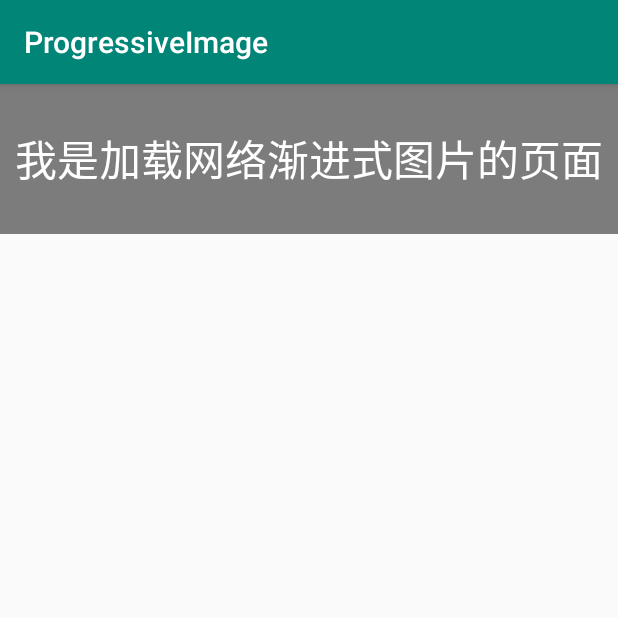
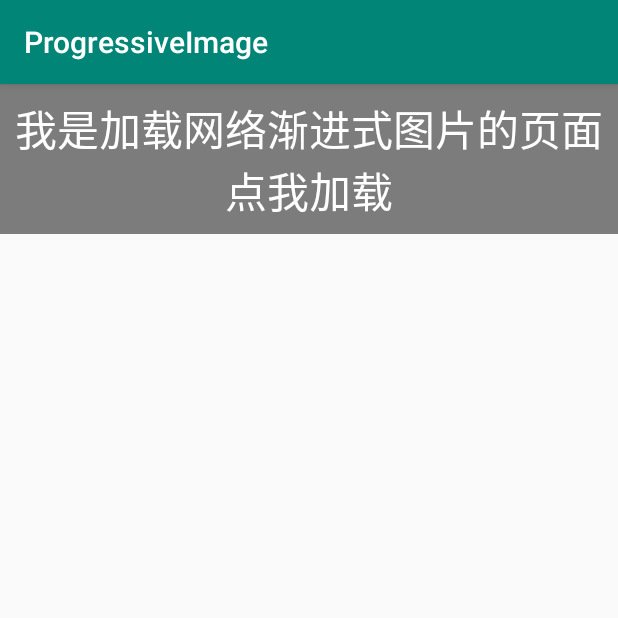
Before and after one commit to YeJiashen/Study, an Android app: the screen it shows after launch (NetActivity before the commit, NetProgressiveActivity after it), after a tap on "网络图片渐进加载", on a phone screen of 412 x 824 dp, the top half of it. Run offline under Robolectric (Android 15) with nearby library versions, the phone set to English and light mode, and no system bars.

Commit message:
代码优化

```diff
--- a/ProgressiveImage/app/build.gradle
+++ b/ProgressiveImage/app/build.gradle
@@ -1,11 +1,11 @@
 apply plugin: 'com.android.application'
 
 android {
-    compileSdkVersion 26
+    compileSdkVersion 28
     defaultConfig {
         applicationId "com.jayson.progressive"
         minSdkVersion 23
-        targetSdkVersion 26
+        targetSdkVersion 28
         versionCode 1
         versionName "1.0"
     }
@@ -23,5 +23,5 @@ android {
 
 dependencies {
     implementation fileTree(include: ['*.jar'], dir: 'libs')
-    implementation 'com.android.support:appcompat-v7:26.1.0'
+    implementation 'com.android.support:appcompat-v7:28.0.0'
 }
--- a/ProgressiveImage/app/src/main/AndroidManifest.xml
+++ b/ProgressiveImage/app/src/main/AndroidManifest.xml
@@ -10,8 +10,8 @@
         android:roundIcon="@mipmap/ic_launcher_round"
         android:supportsRtl="true"
         android:theme="@style/AppTheme">
-        <activity android:name=".activity.NetActivity" />
-        <activity android:name=".activity.LocalActivity" />
+        <activity android:name=".activity.NetProgressiveActivity" />
+        <activity android:name=".activity.LocalProgressiveActivity" />
         <activity android:name=".activity.MainActivity">
             <intent-filter>
                 <action android:name="android.intent.action.MAIN" />
--- a/ProgressiveImage/app/src/main/java/com/jayson/progressive/App.java
+++ b/ProgressiveImage/app/src/main/java/com/jayson/progressive/App.java
@@ -2,6 +2,9 @@ package com.jayson.progressive;
 
 import android.app.Application;
 import android.content.Context;
+
+import java.util.concurrent.ExecutorService;
+import java.util.concurrent.Executors;
 
 /**
  * @author Ye Jiashen
@@ -14,6 +17,11 @@ public class App extends Application {
      */
     private static Context ctx;
 
+    /**
+     * 全局线程池
+     */
+    private static ExecutorService es = Executors.newFixedThreadPool(1);
+
     @Override
     public void onCreate() {
         super.onCreate();
@@ -23,4 +31,8 @@ public class App extends Application {
     public static Context globalContext() {
         return ctx;
     }
+
+    public static ExecutorService getEs() {
+        return es;
+    }
 }
--- a/ProgressiveImage/app/src/main/java/com/jayson/progressive/activity/MainActivity.java
+++ b/ProgressiveImage/app/src/main/java/com/jayson/progressive/activity/MainActivity.java
@@ -18,19 +18,19 @@ public class MainActivity extends AppCompatActivity implements View.OnClickListe
     protected void onCreate(Bundle savedInstanceState) {
         super.onCreate(savedInstanceState);
         setContentView(R.layout.activity_main);
-        findViewById(R.id.local_img_button).setOnClickListener(this);
-        findViewById(R.id.net_img_button).setOnClickListener(this);
+        findViewById(R.id.local_progressive_img_button).setOnClickListener(this);
+        findViewById(R.id.net_progressive_img_button).setOnClickListener(this);
     }
 
     @Override
     public void onClick(View view) {
         Intent i = new Intent();
         switch (view.getId()) {
-            case R.id.local_img_button:
-                i.setClass(this, LocalActivity.class);
+            case R.id.local_progressive_img_button:
+                i.setClass(this, LocalProgressiveActivity.class);
                 break;
-            case R.id.net_img_button:
-                i.setClass(this, NetActivity.class);
+            case R.id.net_progressive_img_button:
+                i.setClass(this, NetProgressiveActivity.class);
                 break;
             default:
                 break;
--- a/ProgressiveImage/app/src/main/java/com/jayson/progressive/activity/NetActivity.java
+++ b/ProgressiveImage/app/src/main/java/com/jayson/progressive/activity/NetProgressiveActivity.java
@@ -6,15 +6,15 @@ import android.os.Bundle;
 import com.jayson.progressive.R;
 
 /**
+ * @author Ye Jiashen
  * @date 2019/5/16
- * @author Ye Jiashen
  * @description: 网络图片渐进式加载
  */
-public class NetActivity extends AppCompatActivity {
+public class NetProgressiveActivity extends AppCompatActivity {
 
     @Override
     protected void onCreate(Bundle savedInstanceState) {
         super.onCreate(savedInstanceState);
-        setContentView(R.layout.activity_net);
+        setContentView(R.layout.activity_net_progressive);
     }
 }
--- a/ProgressiveImage/app/src/main/res/layout/activity_net.xml
+++ b/ProgressiveImage/app/src/main/res/layout/activity_local_progressive.xml
@@ -4,20 +4,20 @@
     android:layout_width="match_parent"
     android:layout_height="match_parent"
     android:orientation="vertical"
-    tools:context=".activity.NetActivity">
+    tools:context=".activity.LocalProgressiveActivity">
 
     <TextView
-        android:id="@+id/title_and_back"
+        android:id="@+id/title_local_progressive"
         android:layout_width="match_parent"
         android:layout_height="100dp"
         android:background="#7C7C7C"
         android:gravity="center"
-        android:text="@string/progressive_title_net"
+        android:text="@string/progressive_title_local"
         android:textColor="#FFF"
         android:textSize="28sp" />
 
     <ImageView
-        android:id="@+id/img_net"
+        android:id="@+id/img_local"
         android:scaleType="centerInside"
         android:layout_width="match_parent"
         android:layout_height="match_parent" />
--- a/ProgressiveImage/app/src/main/res/layout/activity_main.xml
+++ b/ProgressiveImage/app/src/main/res/layout/activity_main.xml
@@ -8,14 +8,14 @@
 
     <TextView
         android:gravity="center"
-        android:id="@+id/local_img_button"
+        android:id="@+id/local_progressive_img_button"
         android:layout_width="match_parent"
         android:layout_height="0dp"
         android:layout_weight="1"
         android:text="@string/progressive_local" />
     <TextView
         android:gravity="center"
-        android:id="@+id/net_img_button"
+        android:id="@+id/net_progressive_img_button"
         android:layout_width="match_parent"
         android:layout_height="0dp"
         android:layout_weight="1"
--- a/ProgressiveImage/app/src/main/res/layout/activity_local.xml
+++ b/ProgressiveImage/app/src/main/res/layout/activity_net_progressive.xml
@@ -4,21 +4,21 @@
     android:layout_width="match_parent"
     android:layout_height="match_parent"
     android:orientation="vertical"
-    tools:context=".activity.LocalActivity">
+    tools:context=".activity.NetProgressiveActivity">
 
     <TextView
-        android:id="@+id/title_and_back"
+        android:id="@+id/title_local_progressive"
         android:layout_width="match_parent"
         android:layout_height="100dp"
         android:background="#7C7C7C"
         android:gravity="center"
-        android:text="@string/progressive_title_local"
+        android:text="@string/progressive_title_net"
         android:textColor="#FFF"
         android:textSize="28sp" />
 
     <ImageView
-        android:id="@+id/img_local"
-        android:scaleType="fitXY"
+        android:id="@+id/img_net"
+        android:scaleType="centerInside"
         android:layout_width="match_parent"
         android:layout_height="match_parent" />
 
--- a/ProgressiveImage/app/src/main/res/values/strings.xml
+++ b/ProgressiveImage/app/src/main/res/values/strings.xml
@@ -1,7 +1,9 @@
 <resources>
     <string name="app_name">ProgressiveImage</string>
     <string name="progressive_local">本地图片渐进加载</string>
+    <string name="baseline_local">本地图片基线载</string>
     <string name="progressive_net">网络图片渐进加载</string>
-    <string name="progressive_title_local">我是加载本地渐进式图片的页面</string>
-    <string name="progressive_title_net">我是加载网络渐进式图片的页面</string>
+    <string name="progressive_title_local">我是加载本地渐进式图片的页面\n点我加载</string>
+    <string name="baseline_title_local">我是加载本地基线式图片的页面\n点我加载</string>
+    <string name="progressive_title_net">我是加载网络渐进式图片的页面\n点我加载</string>
 </resources>
--- a/ProgressiveImage/build.gradle
+++ b/ProgressiveImage/build.gradle
@@ -7,7 +7,7 @@ buildscript {
 
     }
     dependencies {
-        classpath 'com.android.tools.build:gradle:3.3.0'
+        classpath 'com.android.tools.build:gradle:3.4.0'
 
         // NOTE: Do not place your application dependencies here; they belong
         // in the individual module build.gradle files
```
Also changed, not shown: ProgressiveImage/app/src/main/java/com/jayson/progressive/activity/LocalProgressiveActivity.java (renamed from ProgressiveImage/app/src/main/java/com/jayson/progressive/activity/LocalActivity.java, +52 -65 lines), ProgressiveImage/gradle/wrapper/gradle-wrapper.properties.
